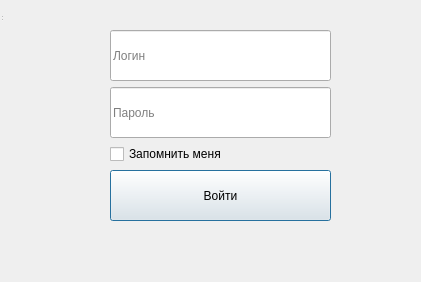
Old version of the form client/authorization.ui in the repository DevSasha/iDeA-Craft-Client.
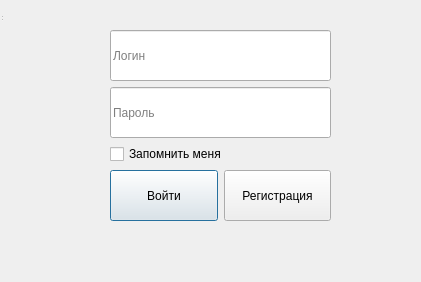
New version of the form.

Commit message: [NEW] Add on signin button clicked method

Patch:
```diff
--- a/client/authorization.ui
+++ b/client/authorization.ui
@@ -134,6 +134,19 @@
          </property>
         </widget>
        </item>
+       <item>
+        <widget class="QPushButton" name="signin_button">
+         <property name="sizePolicy">
+          <sizepolicy hsizetype="Minimum" vsizetype="Expanding">
+           <horstretch>0</horstretch>
+           <verstretch>0</verstretch>
+          </sizepolicy>
+         </property>
+         <property name="text">
+          <string>Регистрация</string>
+         </property>
+        </widget>
+       </item>
       </layout>
      </item>
     </layout>
```
The commit also changes 2 other files.
